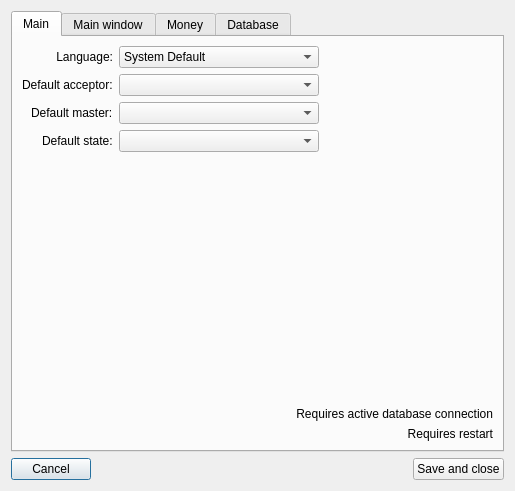
The window that RepairCenter/settings.ui (Feo-d-oR/YARC) describes before a commit, drawn with Qt 5.
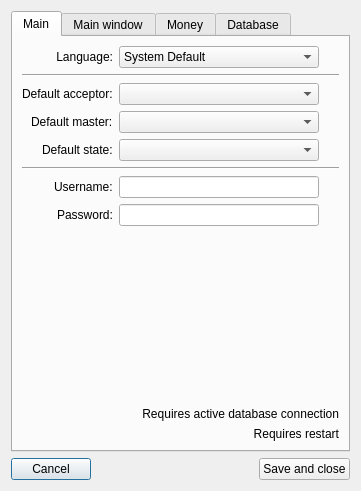
The same window after the commit. The open tabs and pages were chosen to show the change. Icons and pictures are not drawn.

Commit message: User in Settings added

Diff of the .ui file:
```diff
--- a/RepairCenter/settings.ui
+++ b/RepairCenter/settings.ui
@@ -6,7 +6,7 @@
    <rect>
     <x>0</x>
     <y>0</y>
-    <width>515</width>
+    <width>361</width>
     <height>491</height>
    </rect>
   </property>
@@ -43,39 +43,6 @@
        <string>Main</string>
       </attribute>
       <layout class="QGridLayout" name="gridLayout">
-       <item row="0" column="0">
-        <widget class="QLabel" name="label_6">
-         <property name="sizePolicy">
-          <sizepolicy hsizetype="Expanding" vsizetype="Preferred">
-           <horstretch>0</horstretch>
-           <verstretch>0</verstretch>
-          </sizepolicy>
-         </property>
-         <property name="text">
-          <string>Language:</string>
-         </property>
-         <property name="alignment">
-          <set>Qt::AlignRight|Qt::AlignTrailing|Qt::AlignVCenter</set>
-         </property>
-        </widget>
-       </item>
-       <item row="2" column="1">
-        <widget class="QComboBox" name="eDefMaster">
-         <property name="maximumSize">
-          <size>
-           <width>200</width>
-           <height>16777215</height>
-          </size>
-         </property>
-        </widget>
-       </item>
-       <item row="3" column="0" alignment="Qt::AlignRight">
-        <widget class="QLabel" name="label_27">
-         <property name="text">
-          <string>Default state:</string>
-         </property>
-        </widget>
-       </item>
        <item row="0" column="1">
         <widget class="QComboBox" name="language">
          <property name="sizePolicy">
@@ -107,31 +74,31 @@
          </item>
         </widget>
        </item>
-       <item row="3" column="1">
-        <widget class="QComboBox" name="eDefState">
-         <property name="maximumSize">
-          <size>
-           <width>200</width>
-           <height>16777215</height>
-          </size>
-         </property>
-        </widget>
-       </item>
-       <item row="1" column="0" alignment="Qt::AlignRight">
+       <item row="2" column="0" alignment="Qt::AlignRight">
         <widget class="QLabel" name="label_24">
          <property name="text">
           <string>Default acceptor:</string>
          </property>
         </widget>
        </item>
-       <item row="2" column="0" alignment="Qt::AlignRight">
+       <item row="4" column="1">
+        <widget class="QComboBox" name="eDefState">
+         <property name="maximumSize">
+          <size>
+           <width>200</width>
+           <height>16777215</height>
+          </size>
+         </property>
+        </widget>
+       </item>
+       <item row="3" column="0" alignment="Qt::AlignRight">
         <widget class="QLabel" name="label_25">
          <property name="text">
           <string>Default master:</string>
          </property>
         </widget>
        </item>
-       <item row="1" column="1">
+       <item row="2" column="1">
         <widget class="QComboBox" name="eDefAcceptor">
          <property name="maximumSize">
           <size>
@@ -141,7 +108,7 @@
          </property>
         </widget>
        </item>
-       <item row="2" column="2">
+       <item row="3" column="2">
         <spacer name="horizontalSpacer_5">
          <property name="orientation">
           <enum>Qt::Horizontal</enum>
@@ -154,27 +121,17 @@
          </property>
         </spacer>
        </item>
-       <item row="5" column="1" colspan="2">
-        <widget class="QLabel" name="label_26">
-         <property name="text">
-          <string>Requires active database connection</string>
+       <item row="3" column="1">
+        <widget class="QComboBox" name="eDefMaster">
+         <property name="maximumSize">
+          <size>
+           <width>200</width>
+           <height>16777215</height>
+          </size>
          </property>
-         <property name="alignment">
-          <set>Qt::AlignRight|Qt::AlignTrailing|Qt::AlignVCenter</set>
-         </property>
         </widget>
        </item>
-       <item row="6" column="1" colspan="2">
-        <widget class="QLabel" name="label_22">
-         <property name="text">
-          <string>Requires restart</string>
-         </property>
-         <property name="alignment">
-          <set>Qt::AlignRight|Qt::AlignTrailing|Qt::AlignVCenter</set>
-         </property>
-        </widget>
-       </item>
-       <item row="4" column="1">
+       <item row="8" column="1">
         <spacer name="verticalSpacer_2">
          <property name="orientation">
           <enum>Qt::Vertical</enum>
@@ -187,6 +144,103 @@
          </property>
         </spacer>
        </item>
+       <item row="4" column="0" alignment="Qt::AlignRight">
+        <widget class="QLabel" name="label_27">
+         <property name="text">
+          <string>Default state:</string>
+         </property>
+        </widget>
+       </item>
+       <item row="0" column="0">
+        <widget class="QLabel" name="label_6">
+         <property name="sizePolicy">
+          <sizepolicy hsizetype="Expanding" vsizetype="Preferred">
+           <horstretch>0</horstretch>
+           <verstretch>0</verstretch>
+          </sizepolicy>
+         </property>
+         <property name="text">
+          <string>Language:</string>
+         </property>
+         <property name="alignment">
+          <set>Qt::AlignRight|Qt::AlignTrailing|Qt::AlignVCenter</set>
+         </property>
+        </widget>
+       </item>
+       <item row="6" column="0" alignment="Qt::AlignRight">
+        <widget class="QLabel" name="label_28">
+         <property name="text">
+          <string>Username:</string>
+         </property>
+        </widget>
+       </item>
+       <item row="7" column="1">
+        <widget class="QLineEdit" name="ePassword">
+         <property name="maximumSize">
+          <size>
+           <width>200</width>
+           <height>16777215</height>
+          </size>
+         </property>
+         <property name="frame">
+          <bool>true</bool>
+         </property>
+         <property name="echoMode">
+          <enum>QLineEdit::Password</enum>
+         </property>
+        </widget>
+       </item>
+       <item row="6" column="1">
+        <widget class="QLineEdit" name="eUsername">
+         <property name="maximumSize">
+          <size>
+           <width>200</width>
+           <height>16777215</height>
+          </size>
+         </property>
+        </widget>
+       </item>
+       <item row="7" column="0" alignment="Qt::AlignRight">
+        <widget class="QLabel" name="label_29">
+         <property name="text">
+          <string>Password:</string>
+         </property>
+        </widget>
+       </item>
+       <item row="1" column="0" colspan="3">
+        <widget class="Line" name="line">
+         <property name="orientation">
+          <enum>Qt::Horizontal</enum>
+         </property>
+        </widget>
+       </item>
+       <item row="5" column="0" colspan="3">
+        <widget class="Line" name="line_2">
+         <property name="orientation">
+          <enum>Qt::Horizontal</enum>
+         </property>
+        </widget>
+       </item>
+       <item row="9" column="0" colspan="3">
+        <widget class="QLabel" name="label_26">
+         <property name="text">
+          <string>Requires active database connection</string>
+         </property>
+         <property name="alignment">
+          <set>Qt::AlignRight|Qt::AlignTrailing|Qt::AlignVCenter</set>
+         </property>
+        </widget>
+       </item>
+       <item row="10" column="0" colspan="3">
+        <widget class="QLabel" name="label_22">
+         <property name="text">
+          <string>Requires restart</string>
+         </property>
+         <property name="alignment">
+          <set>Qt::AlignRight|Qt::AlignTrailing|Qt::AlignVCenter</set>
+         </property>
+        </widget>
+       </item>
       </layout>
      </widget>
      <widget class="QWidget" name="tab">
```
Left out of the diff: 2 changed lines with no effect on the pictures. The commit also changes 6 other files.
